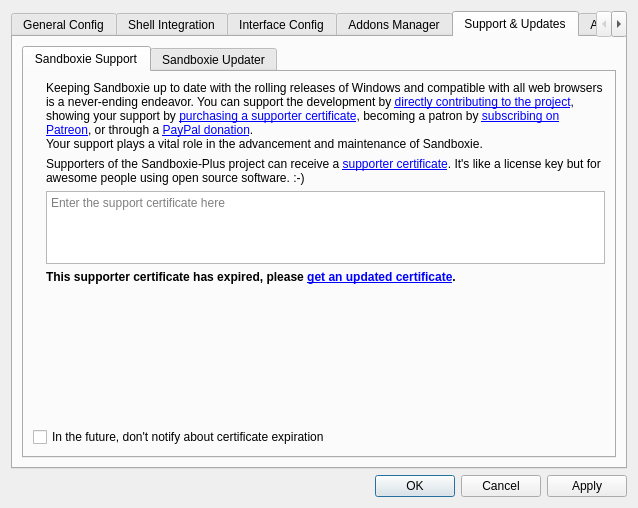
Old version of the form SandboxiePlus/SandMan/Forms/SettingsWindow.ui in the repository sandboxie-plus/Sandboxie.
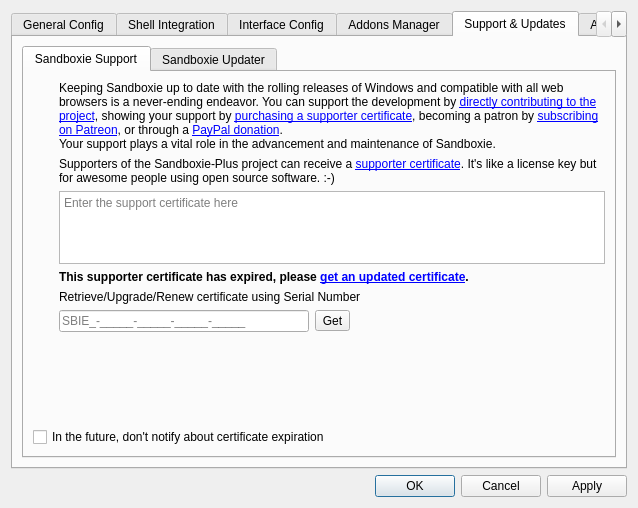
New version of the form. The open tabs and pages were chosen to show the change. Icons and pictures are not drawn.

Diff of the .ui file:
```diff
--- a/SandboxiePlus/SandMan/Forms/SettingsWindow.ui
+++ b/SandboxiePlus/SandMan/Forms/SettingsWindow.ui
@@ -1284,83 +1284,55 @@
                <property name="leftMargin">
                 <number>0</number>
                </property>
-               <item row="7" column="3">
-                <spacer name="horizontalSpacer_3">
-                 <property name="orientation">
-                  <enum>Qt::Horizontal</enum>
-                 </property>
-                 <property name="sizeHint" stdset="0">
-                  <size>
-                   <width>40</width>
-                   <height>0</height>
-                  </size>
-                 </property>
-                </spacer>
-               </item>
-               <item row="8" column="0" colspan="4">
-                <widget class="QCheckBox" name="chkNoCheck">
-                 <property name="text">
-                  <string>In the future, don't notify about certificate expiration</string>
-                 </property>
-                </widget>
-               </item>
-               <item row="1" column="0" rowspan="5" colspan="2">
-                <widget class="QLabel" name="label_4">
-                 <property name="text">
-                  <string/>
-                 </property>
-                 <property name="pixmap">
-                  <pixmap resource="../Resources/SandMan.qrc">:/HelpingHand.png</pixmap>
-                 </property>
-                 <property name="alignment">
-                  <set>Qt::AlignLeading|Qt::AlignLeft|Qt::AlignTop</set>
-                 </property>
-                </widget>
-               </item>
-               <item row="5" column="2" colspan="2">
+               <item row="5" column="1" colspan="3">
                 <widget class="QLabel" name="lblCertExp">
                  <property name="font">
                   <font>
-                   <weight>75</weight>
                    <bold>true</bold>
                    <kerning>true</kerning>
                   </font>
                  </property>
                  <property name="text">
-                  <string>This supporter certificate has expired, please &lt;a href=&quot;sbie://update/cert&quot;&gt;get an updated certificate&lt;/a&gt;.</string>
+                  <string>This supporter certificate has expired, please &lt;a href=&quot;https://sandboxie-plus.com/go.php?to=sbie-renew-cert&quot;&gt;get an updated certificate&lt;/a&gt;.</string>
                  </property>
                  <property name="wordWrap">
                   <bool>true</bool>
                  </property>
                 </widget>
                </item>
-               <item row="6" column="2">
-                <widget class="QLabel" name="label_38">
+               <item row="4" column="1" colspan="3">
+                <widget class="QPlainTextEdit" name="txtCertificate">
                  <property name="maximumSize">
                   <size>
-                   <width>20</width>
-                   <height>16777215</height>
+                   <width>16777215</width>
+                   <height>73</height>
                   </size>
+                 </property>
+                 <property name="placeholderText">
+                  <string>Enter the support certificate here</string>
+                 </property>
+                </widget>
+               </item>
+               <item row="1" column="0" rowspan="3">
+                <widget class="QLabel" name="label_4">
+                 <property name="sizePolicy">
+                  <sizepolicy hsizetype="Maximum" vsizetype="Preferred">
+                   <horstretch>0</horstretch>
+                   <verstretch>0</verstretch>
+                  </sizepolicy>
                  </property>
                  <property name="text">
                   <string/>
                  </property>
+                 <property name="pixmap">
+                  <pixmap resource="../Resources/SandMan.qrc">:/HelpingHand.png</pixmap>
+                 </property>
+                 <property name="alignment">
+                  <set>Qt::AlignLeading|Qt::AlignLeft|Qt::AlignTop</set>
+                 </property>
                 </widget>
                </item>
-               <item row="7" column="2">
-                <spacer name="verticalSpacer_5">
-                 <property name="orientation">
-                  <enum>Qt::Vertical</enum>
-                 </property>
-                 <property name="sizeHint" stdset="0">
-                  <size>
-                   <width>20</width>
-                   <height>0</height>
-                  </size>
-                 </property>
-                </spacer>
-               </item>
-               <item row="3" column="2" colspan="2">
+               <item row="3" column="1" colspan="3">
                 <widget class="QLabel" name="lblSupportCert">
                  <property name="text">
                   <string>Supporters of the Sandboxie-Plus project can receive a &lt;a href=&quot;https://sandboxie-plus.com/go.php?to=sbie-cert&quot;&gt;supporter certificate&lt;/a&gt;. It's like a license key but for awesome people using open source software. :-)</string>
@@ -1370,7 +1342,24 @@
                  </property>
                 </widget>
                </item>
-               <item row="1" column="2" rowspan="2" colspan="2">
+               <item row="7" column="2">
+                <widget class="QToolButton" name="btnGetCert">
+                 <property name="text">
+                  <string>Get</string>
+                 </property>
+                </widget>
+               </item>
+               <item row="6" column="1" colspan="3">
+                <widget class="QLabel" name="lblSerial">
+                 <property name="text">
+                  <string>Retrieve/Upgrade/Renew certificate using Serial Number</string>
+                 </property>
+                 <property name="openExternalLinks">
+                  <bool>false</bool>
+                 </property>
+                </widget>
+               </item>
+               <item row="1" column="1" rowspan="2" colspan="3">
                 <widget class="QLabel" name="lblSupport">
                  <property name="sizePolicy">
                   <sizepolicy hsizetype="Preferred" vsizetype="Ignored">
@@ -1389,19 +1378,58 @@
                  </property>
                 </widget>
                </item>
-               <item row="4" column="2" colspan="2">
-                <widget class="QPlainTextEdit" name="txtCertificate">
+               <item row="7" column="1">
+                <widget class="QLineEdit" name="txtSerial">
+                 <property name="minimumSize">
+                  <size>
+                   <width>200</width>
+                   <height>0</height>
+                  </size>
+                 </property>
                  <property name="maximumSize">
                   <size>
-                   <width>16777215</width>
-                   <height>73</height>
+                   <width>250</width>
+                   <height>16777215</height>
                   </size>
                  </property>
                  <property name="placeholderText">
-                  <string>Enter the support certificate here</string>
+                  <string>SBIE_-_____-_____-_____-_____</string>
                  </property>
                 </widget>
                </item>
+               <item row="7" column="3">
+                <spacer name="horizontalSpacer_3">
+                 <property name="orientation">
+                  <enum>Qt::Horizontal</enum>
+                 </property>
+                 <property name="sizeHint" stdset="0">
+                  <size>
+                   <width>40</width>
+                   <height>20</height>
+                  </size>
+                 </property>
+                </spacer>
+               </item>
+               <item row="9" column="0" colspan="3">
+                <widget class="QCheckBox" name="chkNoCheck">
+                 <property name="text">
+                  <string>In the future, don't notify about certificate expiration</string>
+                 </property>
+                </widget>
+               </item>
+               <item row="8" column="0">
+                <spacer name="verticalSpacer_5">
+                 <property name="orientation">
+                  <enum>Qt::Vertical</enum>
+                 </property>
+                 <property name="sizeHint" stdset="0">
+                  <size>
+                   <width>20</width>
+                   <height>40</height>
+                  </size>
+                 </property>
+                </spacer>
+               </item>
               </layout>
              </item>
             </layout>
```
Left out of the diff: 2 changed lines with no effect on the pictures.
